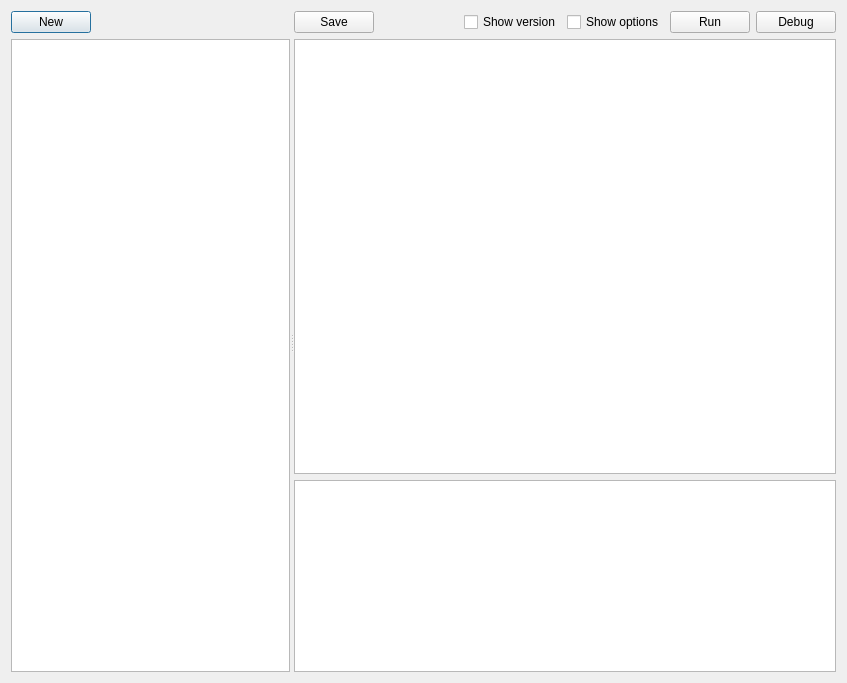
Before: the Qt Designer form dialogsignatures.ui in horsicq/die_widget, drawn with Qt 5.
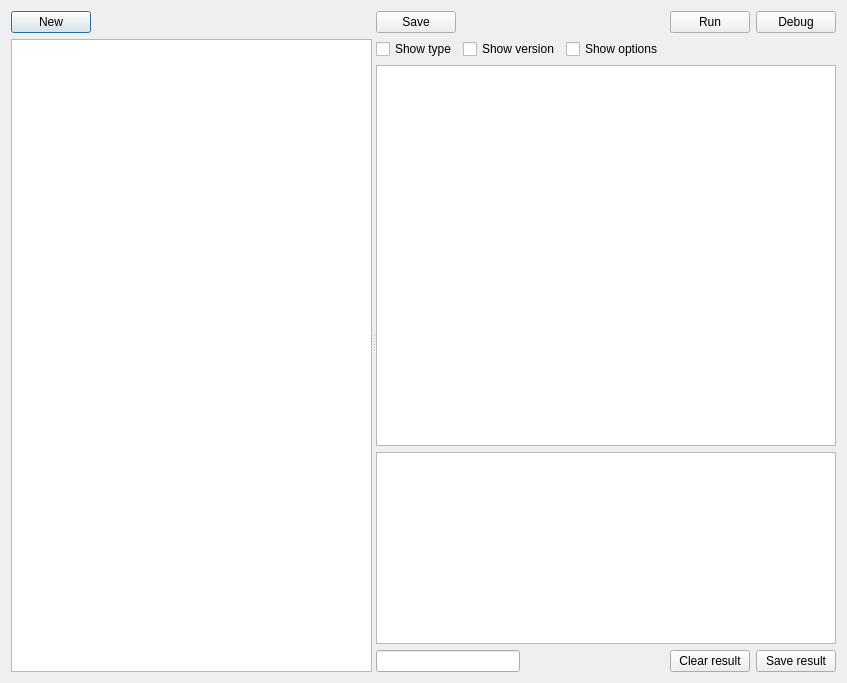
After: the same form once the commit is applied.

Diff of the .ui file:
```diff
--- a/dialogsignatures.ui
+++ b/dialogsignatures.ui
@@ -68,7 +68,7 @@
        </item>
       </layout>
      </widget>
-     <widget class="QWidget" name="layoutWidget">
+     <widget class="QWidget" name="">
       <layout class="QVBoxLayout" name="verticalLayout">
        <item>
         <layout class="QHBoxLayout" name="horizontalLayout">
@@ -92,20 +92,6 @@
            </property>
           </spacer>
          </item>
-         <item>
-          <widget class="QCheckBox" name="checkBoxShowVersion">
-           <property name="text">
-            <string>Show version</string>
-           </property>
-          </widget>
-         </item>
-         <item>
-          <widget class="QCheckBox" name="checkBoxShowOptions">
-           <property name="text">
-            <string>Show options</string>
-           </property>
-          </widget>
-         </item>
          <item>
           <widget class="QPushButton" name="pushButtonRun">
            <property name="text">
@@ -122,6 +108,44 @@
          </item>
         </layout>
        </item>
+       <item>
+        <layout class="QHBoxLayout" name="horizontalLayout_4">
+         <item>
+          <widget class="QCheckBox" name="checkBoxShowType">
+           <property name="text">
+            <string>Show type</string>
+           </property>
+          </widget>
+         </item>
+         <item>
+          <widget class="QCheckBox" name="checkBoxShowVersion">
+           <property name="text">
+            <string>Show version</string>
+           </property>
+          </widget>
+         </item>
+         <item>
+          <widget class="QCheckBox" name="checkBoxShowOptions">
+           <property name="text">
+            <string>Show options</string>
+           </property>
+          </widget>
+         </item>
+         <item>
+          <spacer name="horizontalSpacer_4">
+           <property name="orientation">
+            <enum>Qt::Horizontal</enum>
+           </property>
+           <property name="sizeHint" stdset="0">
+            <size>
+             <width>40</width>
+             <height>20</height>
+            </size>
+           </property>
+          </spacer>
+         </item>
+        </layout>
+       </item>
        <item>
         <widget class="QTextEdit" name="textEditSignature"/>
        </item>
@@ -138,6 +162,47 @@
          </property>
         </widget>
        </item>
+       <item>
+        <layout class="QHBoxLayout" name="horizontalLayout_3">
+         <item>
+          <widget class="QLineEdit" name="lineEditElapsedTime">
+           <property name="alignment">
+            <set>Qt::AlignCenter</set>
+           </property>
+           <property name="readOnly">
+            <bool>true</bool>
+           </property>
+          </widget>
+         </item>
+         <item>
+          <spacer name="horizontalSpacer_3">
+           <property name="orientation">
+            <enum>Qt::Horizontal</enum>
+           </property>
+           <property name="sizeHint" stdset="0">
+            <size>
+             <width>40</width>
+             <height>20</height>
+            </size>
+           </property>
+          </spacer>
+         </item>
+         <item>
+          <widget class="QPushButton" name="pushButtonClearResult">
+           <property name="text">
+            <string>Clear result</string>
+           </property>
+          </widget>
+         </item>
+         <item>
+          <widget class="QPushButton" name="pushButtonSaveResult">
+           <property name="text">
+            <string>Save result</string>
+           </property>
+          </widget>
+         </item>
+        </layout>
+       </item>
       </layout>
      </widget>
     </widget>
```
